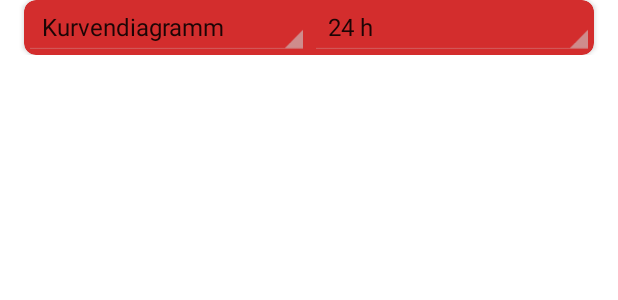
After one commit to Pixelherz23/V.I.G-Mini, an Android app: the layout item_detail_button_bar.xml on its own in the app's theme, with its tools: preview values and no code run, on a phone screen of 412 x 824 dp. The commit adds this screen. Shown: the top 300 px of the screen. Run offline under Robolectric (Android 15) with nearby library versions, the phone set to English and light mode, and no system bars.

Commit message:
begin display charts

```diff
--- a/VIGMini-App/app/src/main/AndroidManifest.xml
+++ b/VIGMini-App/app/src/main/AndroidManifest.xml
@@ -1,17 +1,18 @@
 <?xml version="1.0" encoding="utf-8"?>
 <manifest xmlns:android="http://schemas.android.com/apk/res/android"
+    xmlns:tools="http://schemas.android.com/tools"
     package="ddns.net.vigmini">
 
     <uses-permission android:name="android.permission.INTERNET"/>
+    <uses-sdk tools:overrideLibrary="com.cuberto.liquid_swipe"/>
 
     <application
-        android:allowBackup="true"
         android:icon="@mipmap/ic_launcher"
         android:label="@string/app_name"
         android:roundIcon="@mipmap/ic_launcher_round"
         android:supportsRtl="true"
         android:theme="@style/Theme.VIGMini">
-        <activity android:name=".activities.GreenhouseSettingsActivity">
+        <activity android:name=".activities.GreenhouseDetailActivity">
             <intent-filter>
                 <action android:name="android.intent.action.MAIN" />
 
--- a/VIGMini-App/app/src/main/java/ddns/net/vigmini/adapter/GreenhouseSettingsAdapter.kt
+++ b/VIGMini-App/app/src/main/java/ddns/net/vigmini/adapter/GreenhouseSettingsAdapter.kt
@@ -60,7 +60,6 @@ class GreenhouseSettingsAdapter (private val settings: GreenhouseSettings) : Rec
                 }else{
                     2
                 }
-
             }
             else -> 3
         }
--- a/VIGMini-App/app/src/main/java/ddns/net/vigmini/data/access/Constants.kt
+++ b/VIGMini-App/app/src/main/java/ddns/net/vigmini/data/access/Constants.kt
@@ -2,3 +2,4 @@ package ddns.net.vigmini.data.access
 
 const val BASE_URL = "https://vig-mini.ddns.net/"
 const val SEEKBAR_TEMP_RANGE = 20
+const val DETAIL_ITEMS = 4
--- a/VIGMini-App/app/src/main/res/layout/activity_greenhouse_detail.xml
+++ /dev/null
@@ -1,6 +0,0 @@
-<?xml version="1.0" encoding="utf-8"?>
-<androidx.constraintlayout.widget.ConstraintLayout xmlns:android="http://schemas.android.com/apk/res/android"
-    android:layout_width="match_parent"
-    android:layout_height="match_parent">
-
-</androidx.constraintlayout.widget.ConstraintLayout>
--- /dev/null
+++ b/VIGMini-App/app/src/main/res/layout/item_detail_button_bar.xml
@@ -0,0 +1,58 @@
+<?xml version="1.0" encoding="utf-8"?>
+<androidx.constraintlayout.widget.ConstraintLayout xmlns:android="http://schemas.android.com/apk/res/android"
+    xmlns:app="http://schemas.android.com/apk/res-auto"
+    xmlns:tools="http://schemas.android.com/tools"
+    android:layout_width="match_parent"
+    android:layout_height="wrap_content">
+
+    <androidx.cardview.widget.CardView
+        android:layout_width="match_parent"
+        android:layout_height="wrap_content"
+        android:layout_marginStart="16dp"
+        android:layout_marginEnd="16dp"
+        app:cardBackgroundColor="@color/appBackground"
+        app:cardCornerRadius="8dp"
+        app:layout_constraintBottom_toBottomOf="parent"
+        app:layout_constraintEnd_toEndOf="parent"
+        app:layout_constraintStart_toStartOf="parent"
+        app:layout_constraintTop_toTopOf="parent">
+
+        <androidx.constraintlayout.widget.ConstraintLayout
+            android:layout_width="match_parent"
+            android:layout_height="wrap_content">
+
+            <Spinner
+                android:id="@+id/detailChart_spinner"
+                style="@android:style/Widget.Holo.Spinner"
+                android:layout_width="0dp"
+                android:layout_height="wrap_content"
+                android:entries="@array/chart"
+                android:foregroundTint="@color/white"
+                app:layout_constraintEnd_toStartOf="@+id/textView"
+                app:layout_constraintStart_toStartOf="parent"
+                app:layout_constraintTop_toTopOf="parent" />
+
+            <Spinner
+                android:id="@+id/detailInterval_spinner"
+                style="@android:style/Widget.Holo.Spinner"
+                android:layout_width="0dp"
+                android:layout_height="wrap_content"
+                android:entries="@array/interval"
+                app:layout_constraintEnd_toEndOf="parent"
+                app:layout_constraintStart_toEndOf="@+id/textView"
+                app:layout_constraintTop_toTopOf="parent" />
+
+            <TextView
+                android:id="@+id/textView"
+                android:layout_width="0.1dp"
+                android:layout_height="wrap_content"
+                app:layout_constraintBottom_toBottomOf="parent"
+                app:layout_constraintEnd_toEndOf="parent"
+                app:layout_constraintHorizontal_bias="0.50"
+                app:layout_constraintStart_toStartOf="parent"
+                app:layout_constraintTop_toTopOf="parent" />
+
+        </androidx.constraintlayout.widget.ConstraintLayout>
+    </androidx.cardview.widget.CardView>
+
+</androidx.constraintlayout.widget.ConstraintLayout>
--- a/VIGMini-App/app/src/main/res/values/strings.xml
+++ b/VIGMini-App/app/src/main/res/values/strings.xml
@@ -25,4 +25,14 @@
     <string name="from">Von</string>
     <string name="to">Bis</string>
     <string name="light">Licht</string>
+    <string-array name="interval">
+        <item>24 h</item>
+        <item>7 Tage</item>
+        <item>30 Tage</item>
+    </string-array>
+    <string-array name="chart">
+        <item>Kurvendiagramm</item>
+        <item>Säuleniagramm</item>
+        <item>Tabelle</item>
+    </string-array>
 </resources>
--- a/VIGMini-App/gradle.properties
+++ b/VIGMini-App/gradle.properties
@@ -17,3 +17,4 @@ org.gradle.jvmargs=-Xmx2048m -Dfile.encoding=UTF-8
 android.useAndroidX=true
 # Kotlin code style for this project: "official" or "obsolete":
 kotlin.code.style=official
+android.enableJetifier=true
```
Also changed, not shown: VIGMini-App/app/build.gradle (+7 -4 lines), VIGMini-App/app/src/main/java/ddns/net/vigmini/activities/GreenhouseDetailActivity.kt (+46 -1 lines), VIGMini-App/app/src/main/java/ddns/net/vigmini/adapter/GreenhouseDetailsAdapter.kt (added, +109 -0 lines), VIGMini-App/app/src/main/java/ddns/net/vigmini/data/access/ApiRequests.kt (+2 -5 lines), VIGMini-App/app/src/main/network_security_config.xml (added, +8 -0 lines), VIGMini-App/app/src/main/res/layout/activity_greenhouse_settings.xml (deleted, +0 -136 lines), VIGMini-App/app/src/main/res/layout/item_detail_any_chart.xml (added, +40 -0 lines), VIGMini-App/build.gradle (+6 -3 lines).
